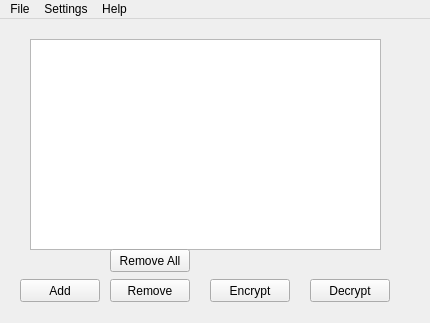
Before: the Qt Designer form mainwindow.ui in vladimirstoyanov/FileCrypt, drawn with Qt 5.
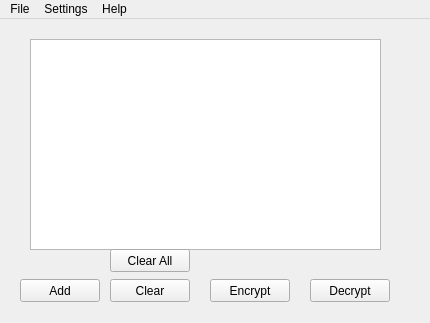
After: the same form once the commit is applied.

What changed in the file:
```diff
--- a/mainwindow.ui
+++ b/mainwindow.ui
@@ -79,7 +79,7 @@
      </rect>
     </property>
     <property name="text">
-     <string>Remove</string>
+     <string>Clear</string>
     </property>
    </widget>
    <widget class="QPushButton" name="removeAllButton">
@@ -92,7 +92,7 @@
      </rect>
     </property>
     <property name="text">
-     <string>Remove All</string>
+     <string>Clear All</string>
     </property>
    </widget>
   </widget>
```
Left out of the diff: 4 changed lines with no effect on the pictures.
